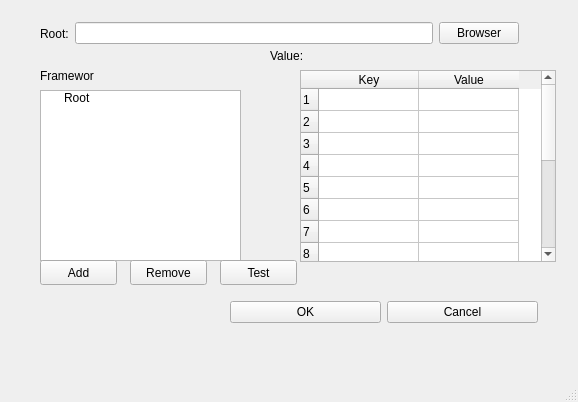
Meglen56/digital37, file System/createDirectoryUI.ui: the form before one commit.
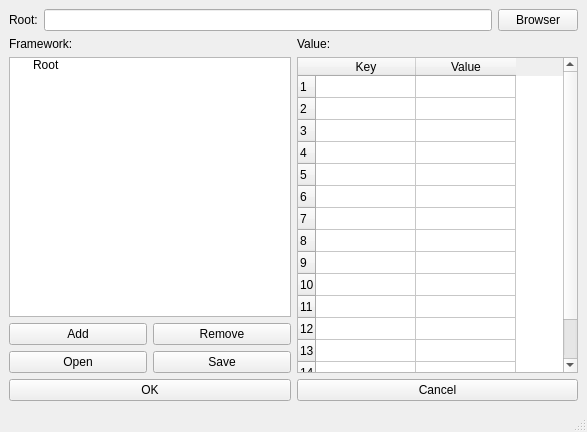
The form after the commit.

Patch:
```diff
--- a/System/createDirectoryUI.ui
+++ b/System/createDirectoryUI.ui
@@ -6,85 +6,18 @@
    <rect>
     <x>0</x>
     <y>0</y>
-    <width>578</width>
-    <height>402</height>
+    <width>587</width>
+    <height>432</height>
    </rect>
   </property>
   <property name="windowTitle">
    <string>Create Directory</string>
   </property>
   <widget class="QWidget" name="centralwidget">
-   <widget class="QLabel" name="label_2">
-    <property name="geometry">
-     <rect>
-      <x>40</x>
-      <y>70</y>
-      <width>54</width>
-      <height>12</height>
-     </rect>
-    </property>
-    <property name="text">
-     <string>Framework:</string>
-    </property>
-   </widget>
-   <widget class="QTreeWidget" name="treeWidget">
-    <property name="geometry">
-     <rect>
-      <x>40</x>
-      <y>90</y>
-      <width>201</width>
-      <height>171</height>
-     </rect>
-    </property>
-    <attribute name="headerVisible">
-     <bool>false</bool>
-    </attribute>
-    <column>
-     <property name="text">
-      <string>1</string>
-     </property>
-    </column>
+   <layout class="QGridLayout" name="gridLayout">
+    <item row="0" column="0">
+     <layout class="QVBoxLayout" name="verticalLayout_3">
     <item>
-     <property name="text">
-      <string>Root</string>
-     </property>
-    </item>
-   </widget>
-   <widget class="QLabel" name="label_3">
-    <property name="geometry">
-     <rect>
-      <x>270</x>
-      <y>50</y>
-      <width>54</width>
-      <height>12</height>
-     </rect>
-    </property>
-    <property name="text">
-     <string>Value:</string>
-    </property>
-   </widget>
-   <widget class="QPushButton" name="pushButton_add">
-    <property name="geometry">
-     <rect>
-      <x>40</x>
-      <y>260</y>
-      <width>77</width>
-      <height>25</height>
-     </rect>
-    </property>
-    <property name="text">
-     <string>Add</string>
-    </property>
-   </widget>
-   <widget class="QWidget" name="layoutWidget">
-    <property name="geometry">
-     <rect>
-      <x>40</x>
-      <y>20</y>
-      <width>479</width>
-      <height>27</height>
-     </rect>
-    </property>
     <layout class="QHBoxLayout" name="horizontalLayout">
      <item>
       <widget class="QLabel" name="label">
@@ -111,16 +44,84 @@
       </widget>
      </item>
     </layout>
-   </widget>
+      </item>
+      <item>
+       <layout class="QHBoxLayout" name="horizontalLayout_5">
+        <item>
+         <layout class="QVBoxLayout" name="verticalLayout">
+          <item>
+           <widget class="QLabel" name="label_2">
+            <property name="text">
+             <string>Framework:</string>
+            </property>
+           </widget>
+          </item>
+          <item>
+           <widget class="QTreeWidget" name="treeWidget">
+            <attribute name="headerVisible">
+             <bool>false</bool>
+            </attribute>
+            <column>
+             <property name="text">
+              <string>1</string>
+             </property>
+            </column>
+            <item>
+             <property name="text">
+              <string>Root</string>
+             </property>
+            </item>
+           </widget>
+          </item>
+          <item>
+           <layout class="QHBoxLayout" name="horizontalLayout_3">
+            <item>
+             <widget class="QPushButton" name="pushButton_add">
+              <property name="text">
+               <string>Add</string>
+              </property>
+             </widget>
+            </item>
+            <item>
+             <widget class="QPushButton" name="pushButton_remove">
+              <property name="text">
+               <string>Remove</string>
+              </property>
+             </widget>
+            </item>
+           </layout>
+          </item>
+          <item>
+           <layout class="QHBoxLayout" name="horizontalLayout_4">
+            <item>
+             <widget class="QPushButton" name="pushButton_openPreset">
+              <property name="text">
+               <string>Open</string>
+              </property>
+             </widget>
+            </item>
+            <item>
+             <widget class="QPushButton" name="pushButton_savePreset">
+              <property name="text">
+               <string>Save</string>
+              </property>
+             </widget>
+            </item>
+           </layout>
+          </item>
+         </layout>
+        </item>
+        <item>
+         <layout class="QVBoxLayout" name="verticalLayout_2">
+          <item>
+           <widget class="QLabel" name="label_3">
+            <property name="text">
+             <string>Value:</string>
+            </property>
+           </widget>
+          </item>
+          <item>
    <widget class="QTableWidget" name="tableWidget">
-    <property name="geometry">
-     <rect>
-      <x>300</x>
-      <y>70</y>
-      <width>256</width>
-      <height>192</height>
-     </rect>
-    </property>
     <property name="columnCount">
      <number>2</number>
     </property>
@@ -242,41 +243,12 @@
      </property>
     </item>
    </widget>
-   <widget class="QPushButton" name="pushButton_remove">
-    <property name="geometry">
-     <rect>
-      <x>130</x>
-      <y>260</y>
-      <width>77</width>
-      <height>25</height>
-     </rect>
-    </property>
-    <property name="text">
-     <string>Remove</string>
-    </property>
-   </widget>
-   <widget class="QPushButton" name="pushButton_test">
-    <property name="geometry">
-     <rect>
-      <x>220</x>
-      <y>260</y>
-      <width>77</width>
-      <height>25</height>
-     </rect>
-    </property>
-    <property name="text">
-     <string>Test</string>
-    </property>
-   </widget>
-   <widget class="QWidget" name="">
-    <property name="geometry">
-     <rect>
-      <x>230</x>
-      <y>300</y>
-      <width>308</width>
-      <height>25</height>
-     </rect>
-    </property>
+          </item>
+         </layout>
+        </item>
+       </layout>
+      </item>
+      <item>
     <layout class="QHBoxLayout" name="horizontalLayout_2">
      <item>
       <widget class="QPushButton" name="pushButton_ok">
@@ -305,7 +277,10 @@
       </widget>
      </item>
     </layout>
-   </widget>
+      </item>
+     </layout>
+    </item>
+   </layout>
   </widget>
   <widget class="QStatusBar" name="statusbar"/>
  </widget>
```
Left out of the diff: 3 changed lines with no effect on the pictures. Lines whose indentation alone changed are shown as unchanged.
